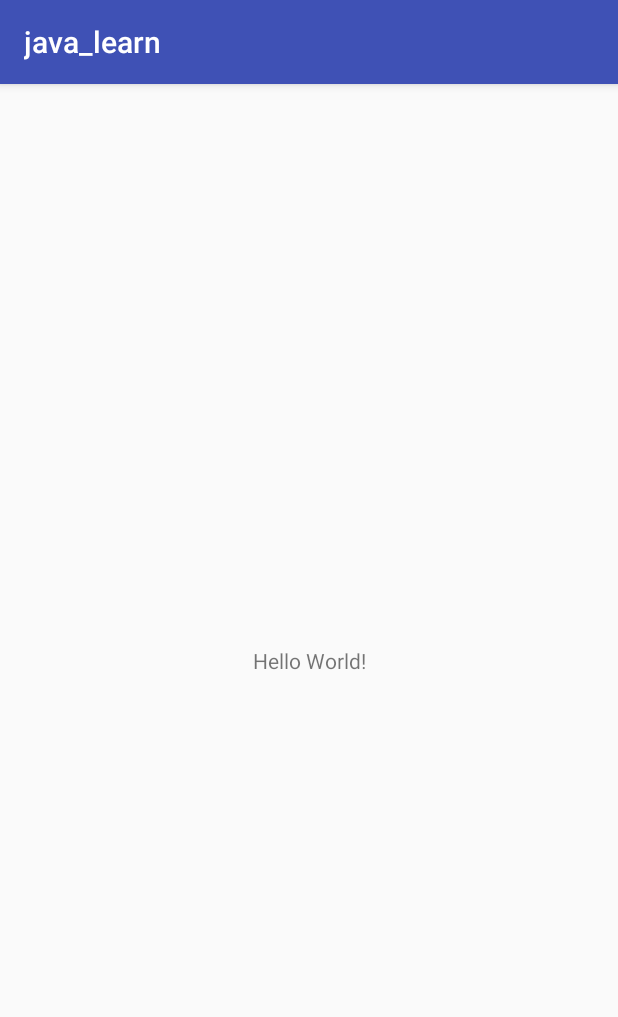
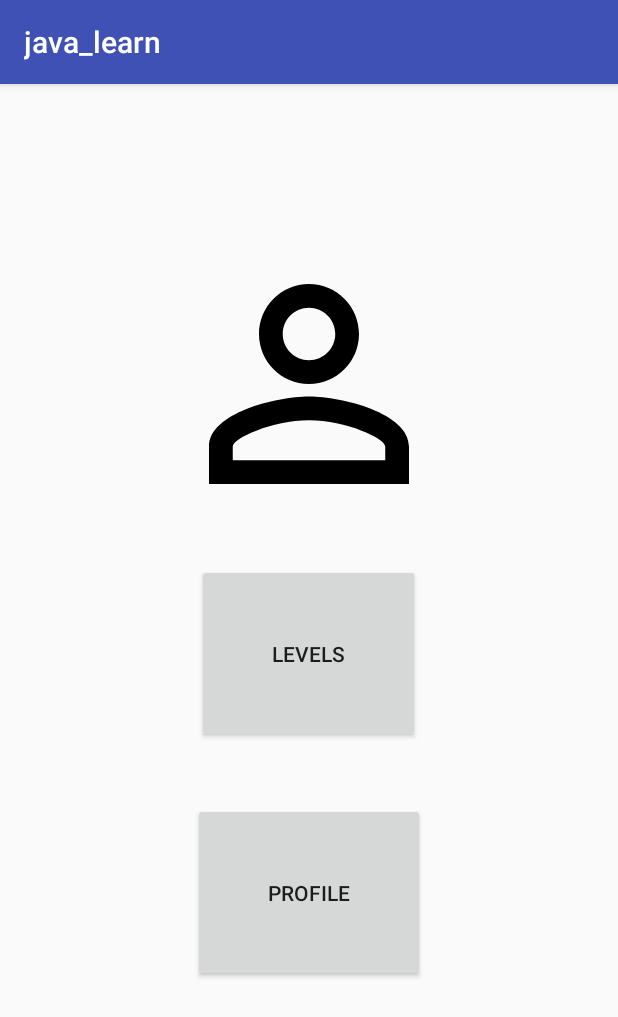
Before and after one commit to project-java-learn/java_learn, an Android app: the screen it shows after launch (MainActivity), on a phone screen of 412 x 824 dp. Shown: the top 1017 px of the screen. Run offline under Robolectric (Android 15) with nearby library versions, the phone set to English and light mode, and no system bars.

Commit message:
Made HomeFragment default landing upon opening app and added logic for navigation to LevelsFragment, ProfileFragment, and GlossaryFragment.

```diff
--- a/app/src/main/java/edu/cnm/deepdive/java_learn/HomeFragment.java
+++ b/app/src/main/java/edu/cnm/deepdive/java_learn/HomeFragment.java
@@ -5,25 +5,62 @@ import android.os.Bundle;
 import android.support.v4.app.Fragment;
 import android.view.LayoutInflater;
 import android.view.View;
+import android.view.View.OnClickListener;
 import android.view.ViewGroup;
+import android.widget.Button;
 
-
-/**
- * A simple {@link Fragment} subclass.
- */
 public class HomeFragment extends Fragment {
 
-
-  public HomeFragment() {
-    // Required empty public constructor
-  }
-
+  private Button levelsButton;
+  private Button profileButton;
+  private Button glossaryButton;
+  private Button settingsButton;
+  private OnClickListener listener;
 
   @Override
   public View onCreateView(LayoutInflater inflater, ViewGroup container,
       Bundle savedInstanceState) {
-    // Inflate the layout for this fragment
+
+    View view = inflater.inflate(R.layout.fragment_home, container, false);
+
+    levelsButton = view.findViewById(R.id.levels_button);
+    profileButton = view.findViewById(R.id.profile_button);
+    glossaryButton = view.findViewById(R.id.glossary_button);
+    settingsButton = view.findViewById(R.id.settings_button);
+
     return inflater.inflate(R.layout.fragment_home, container, false);
   }
 
+
+  private void setupListener() {
+    listener = new OnClickListener() {
+      @Override
+      public void onClick(View v) {
+
+        int id = v.getId();
+        Fragment fragment;
+
+        switch (id) {
+          case R.id.levels_button:
+            fragment = new LevelsFragment();
+            break;
+          case R.id.profile_button:
+            fragment = new ProfileFragment();
+            break;
+          case R.id.glossary_button:
+            fragment = new GlossaryFragment();
+            break;
+          case R.id.settings_button:
+            fragment = new GlossaryFragment();
+            break;
+          default:
+            fragment = new LevelsFragment();
+        }
+
+        getFragmentManager().beginTransaction().replace(R.id.fragment_container, fragment)
+            .addToBackStack("home").commit();
+      }
+    };
+  }
+
 }
--- a/app/src/main/java/edu/cnm/deepdive/java_learn/MainActivity.java
+++ b/app/src/main/java/edu/cnm/deepdive/java_learn/MainActivity.java
@@ -9,5 +9,10 @@ public class MainActivity extends AppCompatActivity {
   protected void onCreate(Bundle savedInstanceState) {
     super.onCreate(savedInstanceState);
     setContentView(R.layout.activity_main);
+
+    HomeFragment homeFragment = new HomeFragment();
+
+    getSupportFragmentManager()
+        .beginTransaction().replace(R.id.fragment_container, homeFragment).commit();
   }
 }
--- a/app/src/main/java/edu/cnm/deepdive/java_learn/ProfileFragment.java
+++ b/app/src/main/java/edu/cnm/deepdive/java_learn/ProfileFragment.java
@@ -8,10 +8,13 @@ import android.view.ViewGroup;
 
 public class ProfileFragment extends Fragment {
 
+
   @Override
   public View onCreateView(LayoutInflater inflater, ViewGroup container,
       Bundle savedInstanceState) {
-    // Inflate the layout for this fragment
+
+
+
     return inflater.inflate(R.layout.fragment_profile, container, false);
   }
 }
--- a/app/src/main/res/layout/activity_main.xml
+++ b/app/src/main/res/layout/activity_main.xml
@@ -1,19 +1,15 @@
 <?xml version="1.0" encoding="utf-8"?>
 <android.support.constraint.ConstraintLayout
   xmlns:android="http://schemas.android.com/apk/res/android"
-  xmlns:app="http://schemas.android.com/apk/res-auto"
   xmlns:tools="http://schemas.android.com/tools"
   android:layout_width="match_parent"
   android:layout_height="match_parent"
   tools:context=".MainActivity">
 
-  <TextView
-    android:layout_width="wrap_content"
-    android:layout_height="wrap_content"
-    android:text="Hello World!"
-    app:layout_constraintBottom_toBottomOf="parent"
-    app:layout_constraintLeft_toLeftOf="parent"
-    app:layout_constraintRight_toRightOf="parent"
-    app:layout_constraintTop_toTopOf="parent"/>
+  <FrameLayout
+    android:id="@+id/fragment_container"
+    android:layout_width="match_parent"
+    android:layout_height="match_parent">
+  </FrameLayout>
 
 </android.support.constraint.ConstraintLayout>
--- a/app/src/main/res/layout/fragment_home.xml
+++ b/app/src/main/res/layout/fragment_home.xml
@@ -21,46 +21,50 @@
   </ImageSwitcher>
 
   <Button
-    android:id="@+id/button_one"
+    android:id="@+id/levels_button"
     android:layout_width="wrap_content"
     android:layout_height="wrap_content"
     android:layout_marginTop="11dp"
     android:layout_below="@+id/user_image"
     android:layout_centerHorizontal="true"
     android:padding="50dp"
+    android:text="Levels"
     android:layout_marginVertical="20sp"
     />
 
   <Button
-    android:id="@+id/button_two"
+    android:id="@+id/profile_button"
     android:layout_width="wrap_content"
     android:layout_height="wrap_content"
     android:layout_marginTop="11dp"
-    android:layout_below="@+id/button_one"
+    android:layout_below="@id/levels_button"
     android:layout_centerHorizontal="true"
     android:padding="50sp"
+    android:text="Profile"
     android:layout_marginVertical="20sp"
     />
 
   <Button
-    android:id="@+id/button_three"
+    android:id="@+id/glossary_button"
     android:layout_width="wrap_content"
     android:layout_height="wrap_content"
     android:layout_marginTop="11dp"
-    android:layout_below="@+id/button_two"
+    android:layout_below="@id/profile_button"
     android:layout_centerHorizontal="true"
     android:padding="50sp"
+    android:text="Glossary"
     android:layout_marginVertical="20sp"
     />
 
   <Button
-    android:id="@+id/button_four"
+    android:id="@+id/settings_button"
     android:layout_width="wrap_content"
     android:layout_height="wrap_content"
     android:layout_marginTop="11dp"
-    android:layout_below="@+id/button_three"
+    android:layout_below="@id/glossary_button"
     android:layout_centerHorizontal="true"
     android:padding="50sp"
+    android:text="Settings"
     android:layout_marginVertical="20sp"
     />
 
--- a/app/src/main/res/layout/fragment_profile.xml
+++ b/app/src/main/res/layout/fragment_profile.xml
@@ -70,6 +70,7 @@
   </LinearLayout>
 
   <Button
+    android:id="@+id/friends_button"
     android:layout_width="wrap_content"
     android:layout_height="wrap_content"
     android:layout_gravity="center"
@@ -79,6 +80,7 @@
     android:text="Friends"/>
 
   <Button
+    android:id="@+id/connect_button"
     android:layout_width="wrap_content"
     android:layout_height="wrap_content"
     android:layout_gravity="center"
@@ -88,6 +90,7 @@
     android:text="Connect"/>
 
   <Button
+    android:id="@+id/badges_button"
     android:layout_width="wrap_content"
     android:layout_height="wrap_content"
     android:layout_gravity="center"
```
